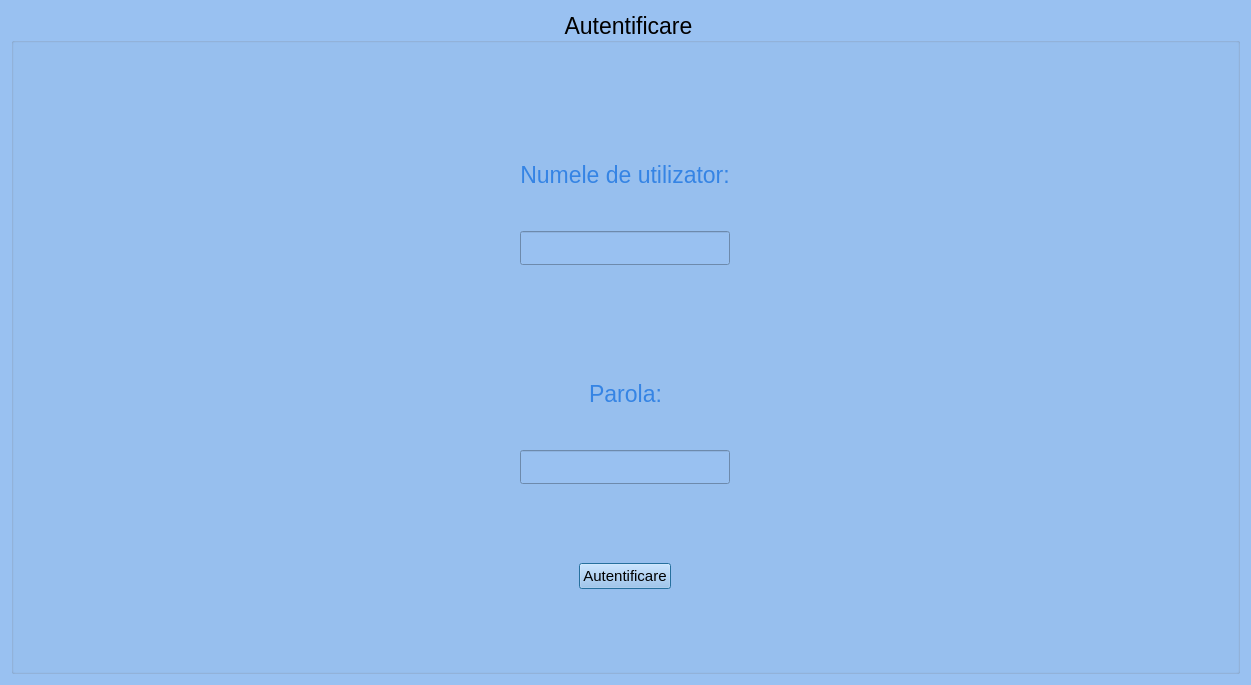
This is bankingwindow.ui in raducosminalexandru/banking-system as Qt 5 draws it before an edit. The edited form follows.
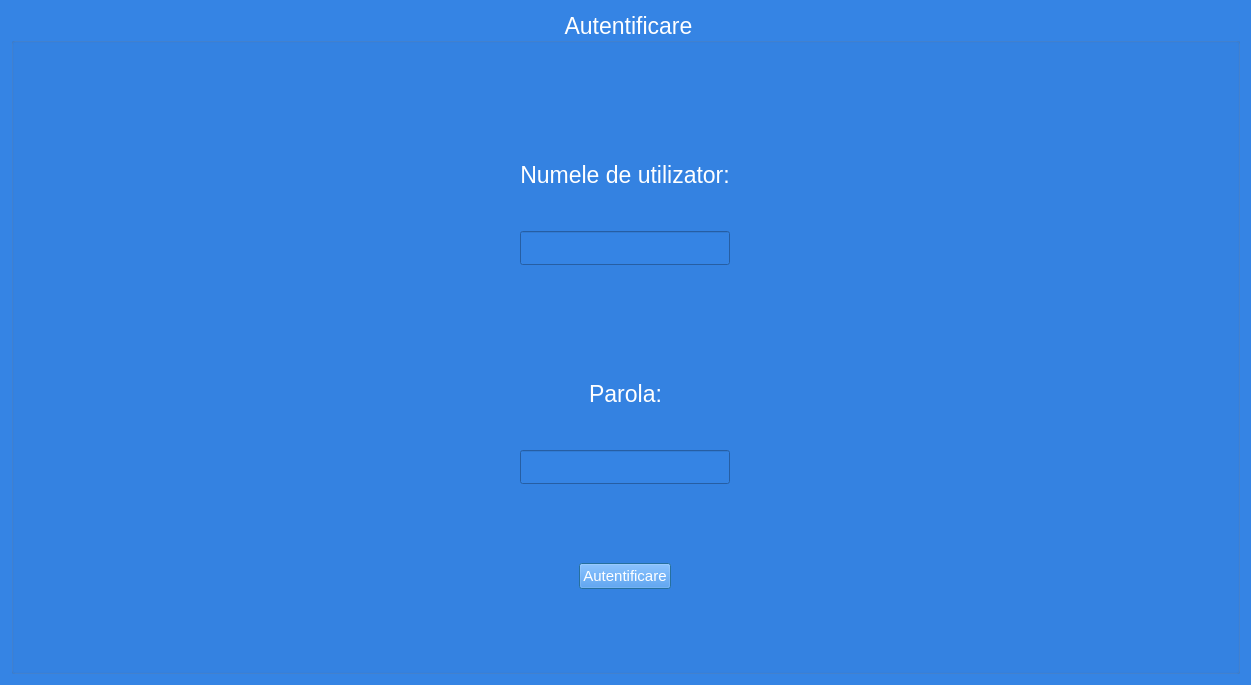
This is the edited form.

```diff
--- a/bankingwindow.ui
+++ b/bankingwindow.ui
@@ -14,13 +14,14 @@
    <string>Dialog</string>
   </property>
   <property name="styleSheet">
-   <string notr="true">background-color: rgb(153, 193, 241);</string>
+   <string notr="true">background-color: rgb(53, 132, 228);</string>
   </property>
   <layout class="QVBoxLayout" name="verticalLayout_5">
    <item>
     <widget class="QGroupBox" name="groupBox">
      <property name="styleSheet">
       <string notr="true">font: 500 11pt &quot;Ubuntu&quot;;
+color: rgb(255, 255, 255);
 font-size: 23px;</string>
      </property>
      <property name="title">
@@ -41,8 +42,8 @@
            </size>
           </property>
           <property name="styleSheet">
-           <string notr="true">font: 700 11pt &quot;Ubuntu&quot;;
-color: rgb(53, 132, 228);
+           <string notr="true">font: 700 italic 22pt &quot;Ubuntu&quot;;
+color: rgb(255, 255, 255);
 background: transparent;</string>
           </property>
           <property name="text">
@@ -78,8 +79,8 @@
              </size>
             </property>
             <property name="styleSheet">
-             <string notr="true">font: 700 11pt &quot;Ubuntu&quot;;
-color: rgb(53, 132, 228);
+             <string notr="true">font: 500 italic 22pt &quot;Ubuntu&quot;;
+color: rgb(255, 255, 255);
 background: transparent;</string>
             </property>
             <property name="text">
```
Left out of the diff: 4 changed lines with no effect on the pictures.
